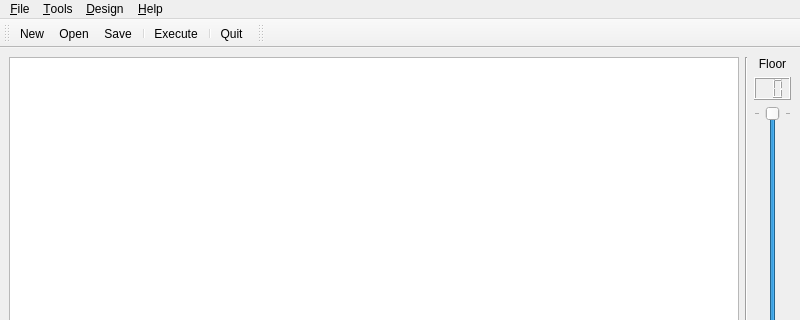
gja/lblock, file ui/mainwindow.ui: the form before one commit; both pictures show x 0 to 800 and y 0 to 320 of the 800 by 600 pixel window.
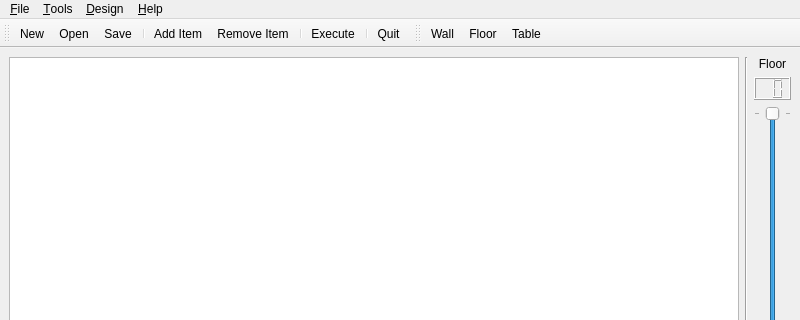
The form after the commit. Icons and pictures are not drawn.

Commit message: Added Some More Buttons. No Use Yet

What changed in the file:
```diff
--- a/ui/mainwindow.ui
+++ b/ui/mainwindow.ui
@@ -161,6 +161,9 @@
    <addaction name="action_Open" />
    <addaction name="action_Save" />
    <addaction name="separator" />
+   <addaction name="actionAdd_Item" />
+   <addaction name="actionRemove_Item" />
+   <addaction name="separator" />
    <addaction name="actionExecute" />
    <addaction name="separator" />
    <addaction name="actionQuit" />
@@ -175,6 +178,9 @@
    <attribute name="toolBarBreak" >
     <bool>false</bool>
    </attribute>
+   <addaction name="actionWall" />
+   <addaction name="actionFloor" />
+   <addaction name="actionTable" />
   </widget>
   <action name="action_New" >
    <property name="icon" >
@@ -285,6 +291,54 @@
     <string>Execute</string>
    </property>
   </action>
+  <action name="actionWall" >
+   <property name="checkable" >
+    <bool>true</bool>
+   </property>
+   <property name="checked" >
+    <bool>false</bool>
+   </property>
+   <property name="enabled" >
+    <bool>true</bool>
+   </property>
+   <property name="text" >
+    <string>Wall</string>
+   </property>
+  </action>
+  <action name="actionFloor" >
+   <property name="checkable" >
+    <bool>true</bool>
+   </property>
+   <property name="text" >
+    <string>Floor</string>
+   </property>
+  </action>
+  <action name="actionTable" >
+   <property name="checkable" >
+    <bool>true</bool>
+   </property>
+   <property name="text" >
+    <string>Table</string>
+   </property>
+  </action>
+  <action name="actionAdd_Item" >
+   <property name="icon" >
+    <iconset resource="../icons.qrc" >
+     <normaloff>:/icons/icons/list-add.png</normaloff>:/icons/icons/list-add.png</iconset>
+   </property>
+   <property name="text" >
+    <string>Add Item</string>
+   </property>
+  </action>
+  <action name="actionRemove_Item" >
+   <property name="icon" >
+    <iconset resource="../icons.qrc" >
+     <normaloff>:/icons/icons/list-remove.png</normaloff>:/icons/icons/list-remove.png</iconset>
+   </property>
+   <property name="text" >
+    <string>Remove Item</string>
+   </property>
+  </action>
  </widget>
  <resources>
   <include location="../icons.qrc" />
```
Left out of the diff: 80 changed lines with no effect on the pictures. The commit also changes 2 other files.
